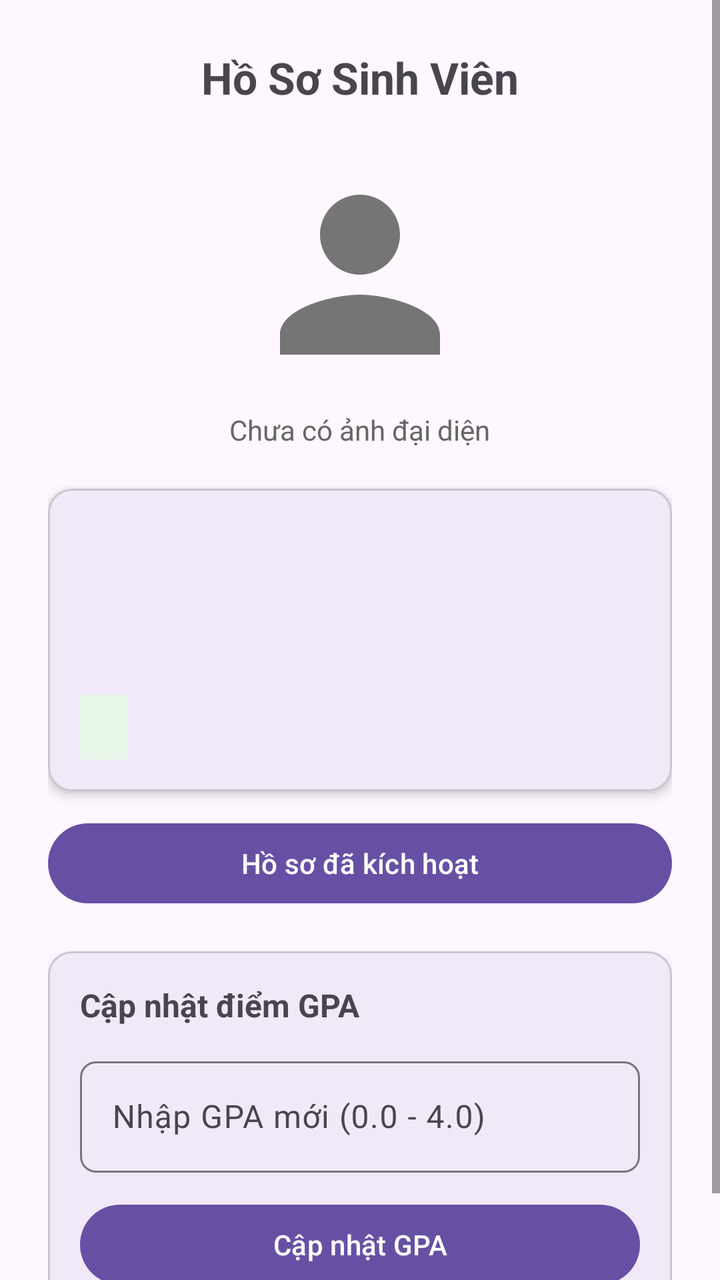
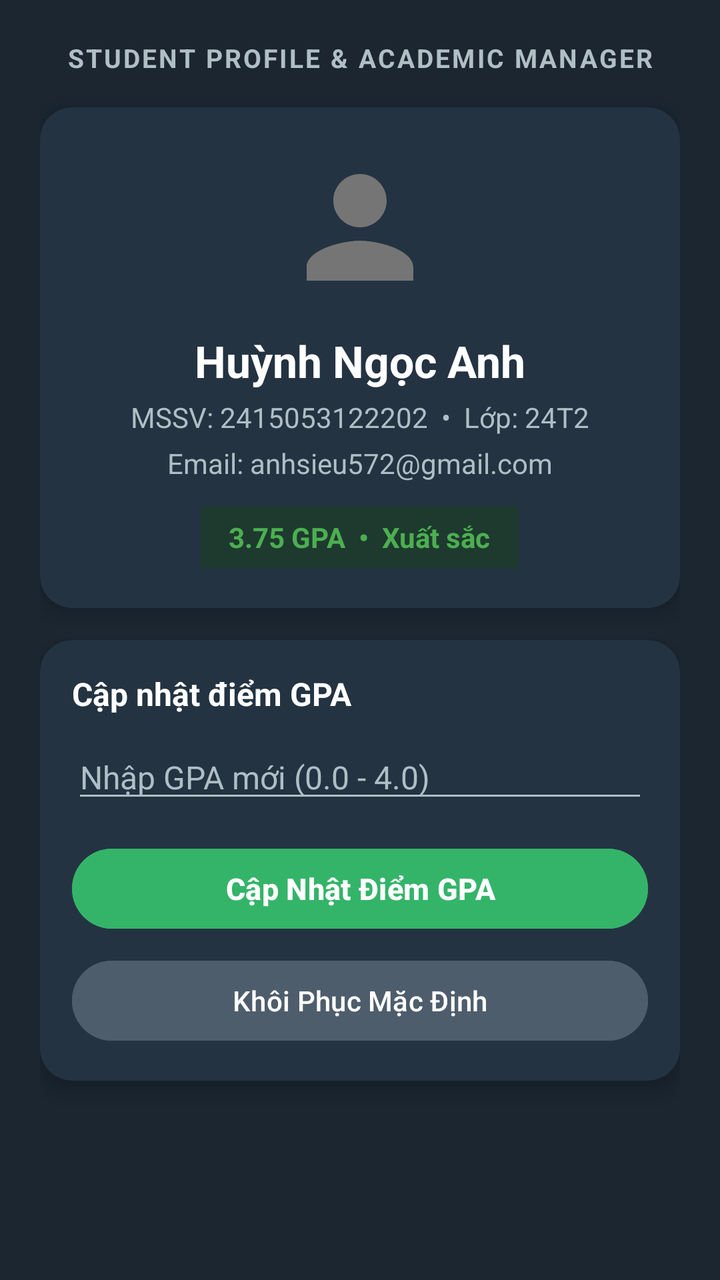

Before-and-after screenshots of an Android layout around one commit, followed by the original layout XML and the change that was made.
<!-- AndroidManifest.xml: application theme Theme.StudentProfile -->
<!-- res/layout/activity_main.xml -->
<?xml version="1.0" encoding="utf-8"?>
<ScrollView xmlns:android="http://schemas.android.com/apk/res/android"
    xmlns:app="http://schemas.android.com/apk/res-auto"
    xmlns:tools="http://schemas.android.com/tools"
    android:layout_width="match_parent"
    android:layout_height="match_parent"
    android:fillViewport="true"
    tools:context=".MainActivity">

    <LinearLayout
        android:layout_width="match_parent"
        android:layout_height="wrap_content"
        android:gravity="center_horizontal"
        android:orientation="vertical"
        android:padding="24dp">

        
        <TextView
            android:layout_width="wrap_content"
            android:layout_height="wrap_content"
            android:layout_marginBottom="24dp"
            android:text="Hồ Sơ Sinh Viên"
            android:textSize="22sp"
            android:textStyle="bold" />

        
        <ImageView
            android:id="@+id/imgAvatar"
            android:layout_width="120dp"
            android:layout_height="120dp"
            android:contentDescription="Avatar"
            android:scaleType="centerCrop"
            android:src="@drawable/ic_default_avatar" />

        <TextView
            android:id="@+id/tvAvatarStatus"
            android:layout_width="wrap_content"
            android:layout_height="wrap_content"
            android:layout_marginTop="8dp"
            android:text="Chưa có ảnh đại diện"
            android:textColor="#666666"
            android:textSize="14sp" />

        
        <com.google.android.material.card.MaterialCardView
            android:layout_width="match_parent"
            android:layout_height="wrap_content"
            android:layout_marginTop="20dp"
            app:cardCornerRadius="12dp"
            app:cardElevation="3dp"
            app:contentPadding="16dp">

            <LinearLayout
                android:layout_width="match_parent"
                android:layout_height="wrap_content"
                android:orientation="vertical">

                
                <TextView
                    android:id="@+id/tvStudentName"
                    android:layout_width="wrap_content"
                    android:layout_height="wrap_content"
                    android:textSize="20sp"
                    android:textStyle="bold" />

                
                <TextView
                    android:id="@+id/tvStudentDetails"
                    android:layout_width="wrap_content"
                    android:layout_height="wrap_content"
                    android:layout_marginTop="6dp"
                    android:textColor="#555555"
                    android:textSize="14sp" />

                
                <TextView
                    android:id="@+id/tvStudentEmail"
                    android:layout_width="wrap_content"
                    android:layout_height="wrap_content"
                    android:layout_marginTop="6dp"
                    android:textColor="#555555"
                    android:textSize="14sp" />

                
                <TextView
                    android:id="@+id/tvGpaBadge"
                    android:layout_width="wrap_content"
                    android:layout_height="wrap_content"
                    android:layout_marginTop="10dp"
                    android:background="#E8F5E9"
                    android:paddingHorizontal="12dp"
                    android:paddingVertical="6dp"
                    android:textColor="#2E7D32"
                    android:textSize="15sp"
                    android:textStyle="bold" />

                
                <TextView
                    android:id="@+id/tvHonorBadge"
                    android:layout_width="wrap_content"
                    android:layout_height="wrap_content"
                    android:layout_marginTop="8dp"
                    android:text="⭐ Sinh viên tiêu biểu / Vinh danh"
                    android:textColor="#F57C00"
                    android:textSize="13sp"
                    android:textStyle="italic"
                    android:visibility="gone" />

            </LinearLayout>
        </com.google.android.material.card.MaterialCardView>

        
        <ProgressBar
            android:id="@+id/progressBar"
            android:layout_width="wrap_content"
            android:layout_height="wrap_content"
            android:layout_marginTop="16dp"
            android:visibility="gone" />

        
        <Button
            android:id="@+id/btnUpdate"
            android:layout_width="match_parent"
            android:layout_height="wrap_content"
            android:layout_marginTop="12dp"
            android:text="Hồ sơ đã kích hoạt" />

        
        <com.google.android.material.card.MaterialCardView
            android:layout_width="match_parent"
            android:layout_height="wrap_content"
            android:layout_marginTop="20dp"
            app:cardCornerRadius="12dp"
            app:cardElevation="3dp"
            app:contentPadding="16dp">

            <LinearLayout
                android:layout_width="match_parent"
                android:layout_height="wrap_content"
                android:orientation="vertical">

                <TextView
                    android:layout_width="wrap_content"
                    android:layout_height="wrap_content"
                    android:text="Cập nhật điểm GPA"
                    android:textSize="16sp"
                    android:textStyle="bold" />

                <com.google.android.material.textfield.TextInputLayout
                    android:layout_width="match_parent"
                    android:layout_height="wrap_content"
                    android:layout_marginTop="12dp"
                    app:boxBackgroundMode="outline"
                    app:boxCornerRadiusBottomEnd="8dp"
                    app:boxCornerRadiusBottomStart="8dp"
                    app:boxCornerRadiusTopEnd="8dp"
                    app:boxCornerRadiusTopStart="8dp"
                    app:hintEnabled="true">

                    <com.google.android.material.textfield.TextInputEditText
                        android:id="@+id/edtGpaInput"
                        android:layout_width="match_parent"
                        android:layout_height="wrap_content"
                        android:hint="Nhập GPA mới (0.0 - 4.0)"
                        android:inputType="numberDecimal"
                        android:singleLine="true" />
                </com.google.android.material.textfield.TextInputLayout>

                
                <TextView
                    android:id="@+id/tvPreviewRanking"
                    android:layout_width="wrap_content"
                    android:layout_height="wrap_content"
                    android:layout_marginTop="8dp"
                    android:text="Dự kiến: Xuất sắc"
                    android:textColor="#2E7D32"
                    android:textSize="14sp"
                    android:textStyle="bold"
                    android:visibility="gone" />

                
                <Button
                    android:id="@+id/btnUpdateGpa"
                    android:layout_width="match_parent"
                    android:layout_height="wrap_content"
                    android:layout_marginTop="12dp"
                    android:text="Cập nhật GPA" />

            </LinearLayout>
        </com.google.android.material.card.MaterialCardView>

    </LinearLayout>
</ScrollView>
<!-- resources referenced by this layout -->
<resources>
  <!-- drawable ic_default_avatar (drawable) -->
  <vector xmlns:android="http://schemas.android.com/apk/res/android"
      android:width="96dp"
      android:height="96dp"
      android:viewportWidth="24"
      android:viewportHeight="24">
      <path
          android:fillColor="#757575"
          android:pathData="M12,12c2.21,0 4,-1.79 4,-4s-1.79,-4 -4,-4 -4,1.79 -4,4 1.79,4 4,4zM12,14c-2.67,0 -8,1.34 -8,4v2h16v-2c0,-2.66 -5.33,-4 -8,-4z"/>
  </vector>
  <style name="Theme.StudentProfile" parent="Base.Theme.StudentProfile" />
  <style name="Base.Theme.StudentProfile" parent="Theme.Material3.DayNight.NoActionBar">
          
          
      </style>
</resources>

<!-- the commit's change to res/layout/activity_main.xml (unified diff, before → after) -->
@@ -4,63 +4,61 @@
     xmlns:tools="http://schemas.android.com/tools"
     android:layout_width="match_parent"
     android:layout_height="match_parent"
+    android:background="@color/bg_dark"
     android:fillViewport="true"
     tools:context=".MainActivity">
 
     <LinearLayout
         android:layout_width="match_parent"
         android:layout_height="wrap_content"
-        android:gravity="center_horizontal"
         android:orientation="vertical"
-        android:padding="24dp">
+        android:padding="20dp">
 
         
         <TextView
-            android:layout_width="wrap_content"
+            android:layout_width="match_parent"
             android:layout_height="wrap_content"
-            android:layout_marginBottom="24dp"
-            android:text="Hồ Sơ Sinh Viên"
-            android:textSize="22sp"
+            android:layout_marginBottom="16dp"
+            android:gravity="center"
+            android:text="STUDENT PROFILE &amp; ACADEMIC MANAGER"
+            android:textColor="@color/text_secondary"
+            android:textSize="13sp"
+            android:letterSpacing="0.08"
             android:textStyle="bold" />
 
         
-        <ImageView
-            android:id="@+id/imgAvatar"
-            android:layout_width="120dp"
-            android:layout_height="120dp"
-            android:contentDescription="Avatar"
-            android:scaleType="centerCrop"
-            android:src="@drawable/ic_default_avatar" />
-
-        <TextView
-            android:id="@+id/tvAvatarStatus"
-            android:layout_width="wrap_content"
-            android:layout_height="wrap_content"
-            android:layout_marginTop="8dp"
-            android:text="Chưa có ảnh đại diện"
-            android:textColor="#666666"
-            android:textSize="14sp" />
-
-        
-        <com.google.android.material.card.MaterialCardView
+        <androidx.cardview.widget.CardView
             android:layout_width="match_parent"
             android:layout_height="wrap_content"
-            android:layout_marginTop="20dp"
-            app:cardCornerRadius="12dp"
-            app:cardElevation="3dp"
-            app:contentPadding="16dp">
+            app:cardBackgroundColor="@color/card_dark"
+            app:cardCornerRadius="16dp"
+            app:cardElevation="6dp">
 
             <LinearLayout
                 android:layout_width="match_parent"
                 android:layout_height="wrap_content"
-                android:orientation="vertical">
+                android:gravity="center"
+                android:orientation="vertical"
+                android:padding="20dp">
+
+                
+                <ImageView
+                    android:id="@+id/imgAvatar"
+                    android:layout_width="80dp"
+                    android:layout_height="80dp"
+                    android:contentDescription="Avatar"
+                    android:scaleType="centerCrop"
+                    android:src="@drawable/ic_default_avatar" />
 
                 
                 <TextView
                     android:id="@+id/tvStudentName"
                     android:layout_width="wrap_content"
                     android:layout_height="wrap_content"
-                    android:textSize="20sp"
+                    android:layout_marginTop="12dp"
+                    android:text="Huỳnh Ngọc Anh"
+                    android:textColor="@color/text_white"
+                    android:textSize="22sp"
                     android:textStyle="bold" />
 
                 
@@ -68,8 +66,9 @@
                     android:id="@+id/tvStudentDetails"
                     android:layout_width="wrap_content"
                     android:layout_height="wrap_content"
-                    android:layout_marginTop="6dp"
-                    android:textColor="#555555"
+                    android:layout_marginTop="4dp"
+                    android:text="MSSV: 2415053122202  •  Lớp: 24T2"
+                    android:textColor="@color/text_secondary"
                     android:textSize="14sp" />
 
                 
@@ -77,8 +76,9 @@
                     android:id="@+id/tvStudentEmail"
                     android:layout_width="wrap_content"
                     android:layout_height="wrap_content"
-                    android:layout_marginTop="6dp"
-                    android:textColor="#555555"
+                    android:layout_marginTop="4dp"
+                    android:text="Email: anhsieu572@gmail.com"
+                    android:textColor="@color/text_secondary"
                     android:textSize="14sp" />
 
                 
@@ -86,12 +86,13 @@
                     android:id="@+id/tvGpaBadge"
                     android:layout_width="wrap_content"
                     android:layout_height="wrap_content"
-                    android:layout_marginTop="10dp"
-                    android:background="#E8F5E9"
-                    android:paddingHorizontal="12dp"
+                    android:layout_marginTop="12dp"
+                    android:background="@color/badge_gpa_bg"
+                    android:paddingHorizontal="14dp"
                     android:paddingVertical="6dp"
-                    android:textColor="#2E7D32"
-                    android:textSize="15sp"
+                    android:text="3.75 GPA  •  Xuất sắc"
+                    android:textColor="@color/badge_gpa_text"
+                    android:textSize="14sp"
                     android:textStyle="bold" />
 
                 
@@ -100,81 +101,60 @@
                     android:layout_width="wrap_content"
                     android:layout_height="wrap_content"
                     android:layout_marginTop="8dp"
-                    android:text="⭐ Sinh viên tiêu biểu / Vinh danh"
-                    android:textColor="#F57C00"
+                    android:text="⭐ Sinh viên Vinh danh (Honor Student)"
+                    android:textColor="@color/honor_gold"
                     android:textSize="13sp"
                     android:textStyle="italic"
                     android:visibility="gone" />
 
             </LinearLayout>
-        </com.google.android.material.card.MaterialCardView>
+        </androidx.cardview.widget.CardView>
 
         
-        <ProgressBar
-            android:id="@+id/progressBar"
-            android:layout_width="wrap_content"
+        <androidx.cardview.widget.CardView
+            android:layout_width="match_parent"
             android:layout_height="wrap_content"
             android:layout_marginTop="16dp"
-            android:visibility="gone" />
-
-        
-        <Button
-            android:id="@+id/btnUpdate"
-            android:layout_width="match_parent"
-            android:layout_height="wrap_content"
-            android:layout_marginTop="12dp"
-            android:text="Hồ sơ đã kích hoạt" />
-
-        
-        <com.google.android.material.card.MaterialCardView
-            android:layout_width="match_parent"
-            android:layout_height="wrap_content"
-            android:layout_marginTop="20dp"
-            app:cardCornerRadius="12dp"
-            app:cardElevation="3dp"
-            app:contentPadding="16dp">
+            app:cardBackgroundColor="@color/card_dark"
+            app:cardCornerRadius="16dp"
+            app:cardElevation="6dp">
 
             <LinearLayout
                 android:layout_width="match_parent"
                 android:layout_height="wrap_content"
-                android:orientation="vertical">
+                android:orientation="vertical"
+                android:padding="16dp">
 
                 <TextView
                     android:layout_width="wrap_content"
                     android:layout_height="wrap_content"
                     android:text="Cập nhật điểm GPA"
+                    android:textColor="@color/text_white"
                     android:textSize="16sp"
                     android:textStyle="bold" />
 
-                <com.google.android.material.textfield.TextInputLayout
+                
+                <EditText
+                    android:id="@+id/edtGpaInput"
                     android:layout_width="match_parent"
                     android:layout_height="wrap_content"
-                    android:layout_marginTop="12dp"
-                    app:boxBackgroundMode="outline"
-                    app:boxCornerRadiusBottomEnd="8dp"
-                    app:boxCornerRadiusBottomStart="8dp"
-                    app:boxCornerRadiusTopEnd="8dp"
-                    app:boxCornerRadiusTopStart="8dp"
-                    app:hintEnabled="true">
-
-                    <com.google.android.material.textfield.TextInputEditText
-                        android:id="@+id/edtGpaInput"
-                        android:layout_width="match_parent"
-                        android:layout_height="wrap_content"
-                        android:hint="Nhập GPA mới (0.0 - 4.0)"
-                        android:inputType="numberDecimal"
-                        android:singleLine="true" />
-                </com.google.android.material.textfield.TextInputLayout>
+                    android:layout_marginTop="10dp"
+                    android:backgroundTint="@color/text_secondary"
+                    android:hint="Nhập GPA mới (0.0 - 4.0)"
+                    android:inputType="numberDecimal"
+                    android:textColor="@color/text_white"
+                    android:textColorHint="@color/text_secondary"
+                    android:textSize="16sp" />
 
                 
                 <TextView
                     android:id="@+id/tvPreviewRanking"
                     android:layout_width="wrap_content"
                     android:layout_height="wrap_content"
-                    android:layout_marginTop="8dp"
+                    android:layout_marginTop="4dp"
                     android:text="Dự kiến: Xuất sắc"
-                    android:textColor="#2E7D32"
-                    android:textSize="14sp"
+                    android:textColor="@color/badge_gpa_text"
+                    android:textSize="13sp"
                     android:textStyle="bold"
                     android:visibility="gone" />
 
@@ -183,11 +163,28 @@
                     android:id="@+id/btnUpdateGpa"
                     android:layout_width="match_parent"
                     android:layout_height="wrap_content"
-                    android:layout_marginTop="12dp"
-                    android:text="Cập nhật GPA" />
+                    android:layout_marginTop="14dp"
+                    android:backgroundTint="@color/btn_update"
+                    android:text="Cập Nhật Điểm GPA"
+                    android:textAllCaps="false"
+                    android:textColor="@color/text_white"
+                    android:textSize="15sp"
+                    android:textStyle="bold" />
+
+                
+                <Button
+                    android:id="@+id/btnReset"
+                    android:layout_width="match_parent"
+                    android:layout_height="wrap_content"
+                    android:layout_marginTop="8dp"
+                    android:backgroundTint="@color/btn_reset"
+                    android:text="Khôi Phục Mặc Định"
+                    android:textAllCaps="false"
+                    android:textColor="@color/text_white"
+                    android:textSize="14sp" />
 
             </LinearLayout>
-        </com.google.android.material.card.MaterialCardView>
+        </androidx.cardview.widget.CardView>
 
     </LinearLayout>
 </ScrollView>
<!-- resource entries referenced after the edit -->
@@ -1,5 +1,14 @@
 <!-- resources referenced by this layout -->
 <resources>
+  <color name="badge_gpa_bg">#1E3A2F</color>
+  <color name="badge_gpa_text">#4CAF50</color>
+  <color name="bg_dark">#1B2631</color>
+  <color name="btn_reset">#4E5D6C</color>
+  <color name="btn_update">#34B469</color>
+  <color name="card_dark">#243342</color>
+  <color name="honor_gold">#FFD700</color>
+  <color name="text_secondary">#B0BEC5</color>
+  <color name="text_white">#FFFFFF</color>
   <!-- drawable ic_default_avatar (drawable) -->
   <vector xmlns:android="http://schemas.android.com/apk/res/android"
       android:width="96dp"
